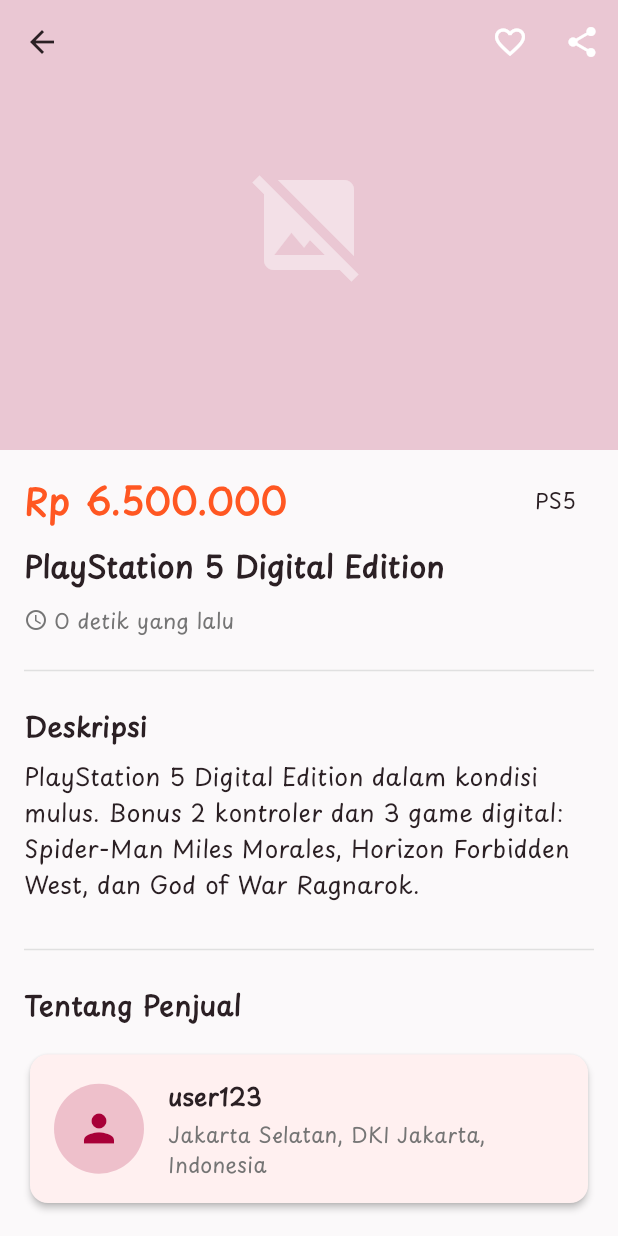
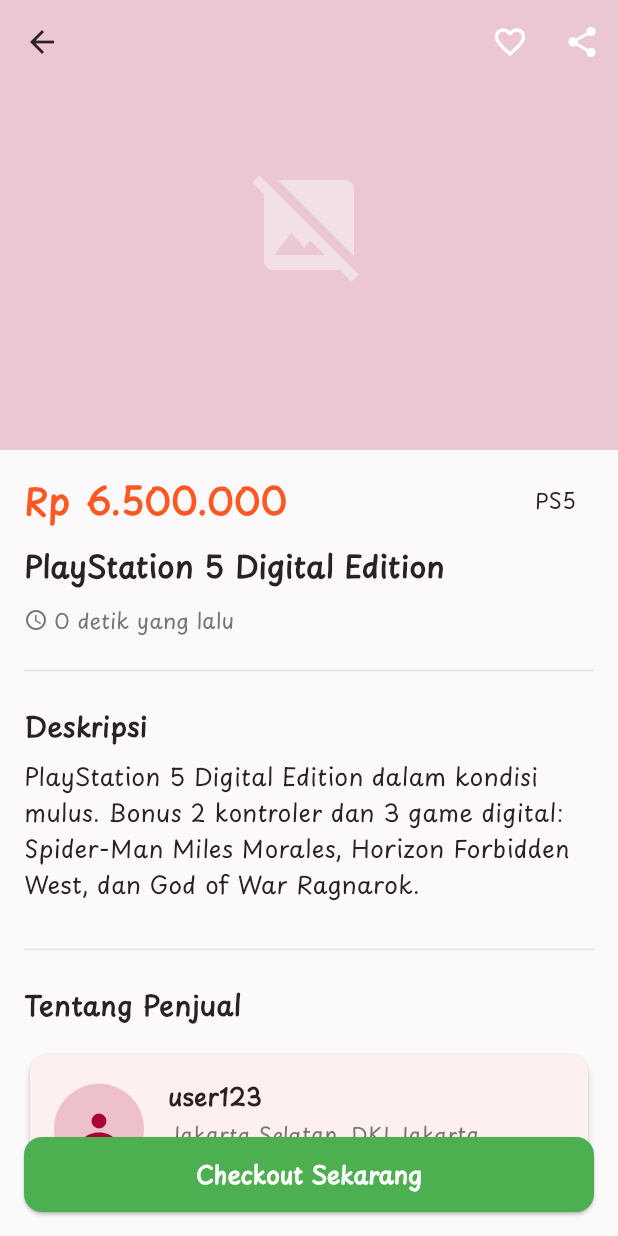
Before and after one commit to adhfac/semuria, a Flutter app: the DetailScreen screen opened directly, on a phone screen of 412 x 824 dp. Run offline on Flutter 3.47's test engine with Material 3 defaults, Android fonts, the phone set to English and light mode, and no system bars; our stand-ins replace cloud_firestore, firebase_auth, firebase_core, flutter_image_compress, geocoding, geolocator and 3 more; accounts and stored records are empty; generated files the repository leaves out were written again.

Commit message:
Update Features
Product Owner Diff and Checkout Button

```diff
--- a/lib/screens/detail_screen.dart
+++ b/lib/screens/detail_screen.dart
@@ -20,6 +20,7 @@ class _DetailScreenState extends State<DetailScreen> {
   Map<String, dynamic>? _productData;
   Map<String, dynamic>? _sellerData;
   bool _isFavorite = false;
+  bool _isOwner = false;
 
   @override
   void initState() {
@@ -39,8 +40,10 @@ class _DetailScreenState extends State<DetailScreen> {
 
         if (productDoc.exists) {
           final data = productDoc.data() as Map<String, dynamic>;
+          final currentUser = FirebaseAuth.instance.currentUser;
           setState(() {
             _productData = data;
+            _isOwner = currentUser != null && currentUser.uid == data['userId'];
           });
 
           // Load seller data
@@ -58,8 +61,6 @@ class _DetailScreenState extends State<DetailScreen> {
             }
           }
 
-          // Check if product is in favorites
-          final currentUser = FirebaseAuth.instance.currentUser;
           if (currentUser != null) {
             final favoriteDoc =
                 await FirebaseFirestore.instance
@@ -213,12 +214,55 @@ class _DetailScreenState extends State<DetailScreen> {
     final colorScheme = Theme.of(context).colorScheme;
 
     return Scaffold(
-      body:
+      body: Stack(
+        children: [
           _isLoading
               ? const Center(child: CircularProgressIndicator())
               : _productData == null
               ? const Center(child: Text('Produk tidak ditemukan'))
               : _buildProductDetail(colorScheme),
+          if (!_isLoading && _productData != null && !_isOwner)
+            Align(
+              alignment: Alignment.bottomCenter,
+              child: Padding(
+                padding: const EdgeInsets.all(16.0),
+                child: SizedBox(
+                  width: double.infinity,
+                  height: 50,
+                  child: ElevatedButton(
+                    onPressed: () {
+                      // Aksi checkout (nanti bisa arahkan ke halaman transaksi)
+                      ScaffoldMessenger.of(context).showSnackBar(
+                        const SnackBar(
+                          content: Text(
+                            'Fitur checkout belum tersedia.',
+                            style: TextStyle(fontFamily: 'playpen'),
+                          ),
+                          backgroundColor: Colors.orange,
+                        ),
+                      );
+                    },
+                    style: ElevatedButton.styleFrom(
+                      backgroundColor: Colors.green,
+                      shape: RoundedRectangleBorder(
+                        borderRadius: BorderRadius.circular(12),
+                      ),
+                    ),
+                    child: const Text(
+                      'Checkout Sekarang',
+                      style: TextStyle(
+                        fontSize: 16,
+                        fontWeight: FontWeight.bold,
+                        fontFamily: 'playpen',
+                        color: Colors.white,
+                      ),
+                    ),
+                  ),
+                ),
+              ),
+            ),
+        ],
+      ),
     );
   }
 
```
